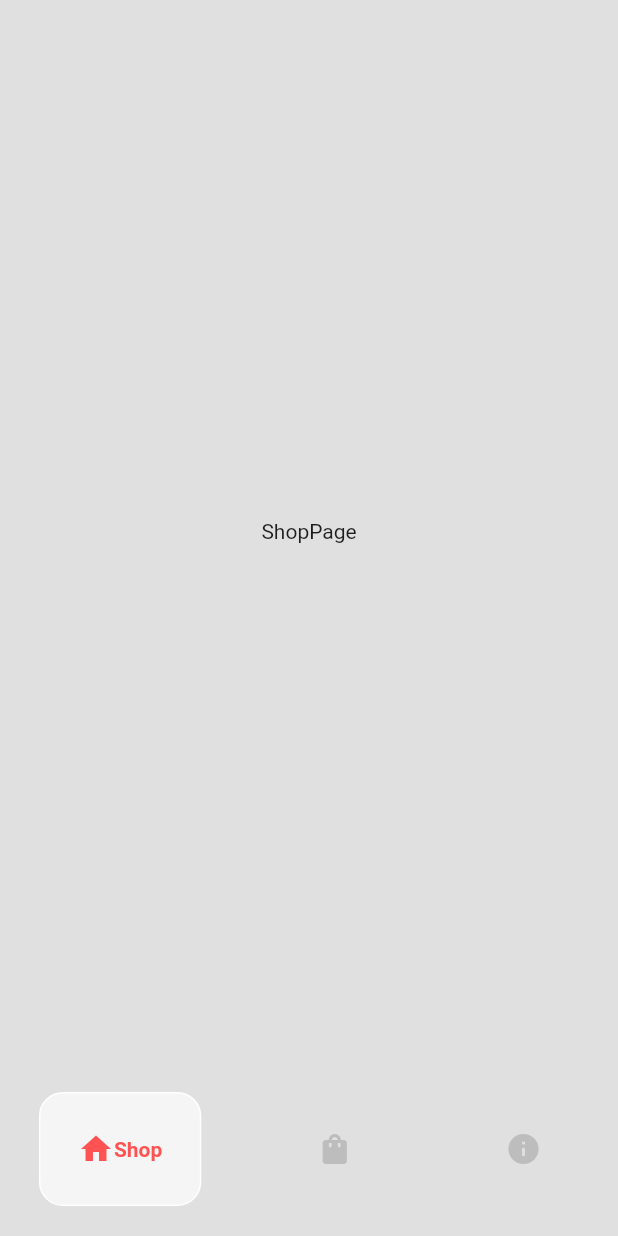
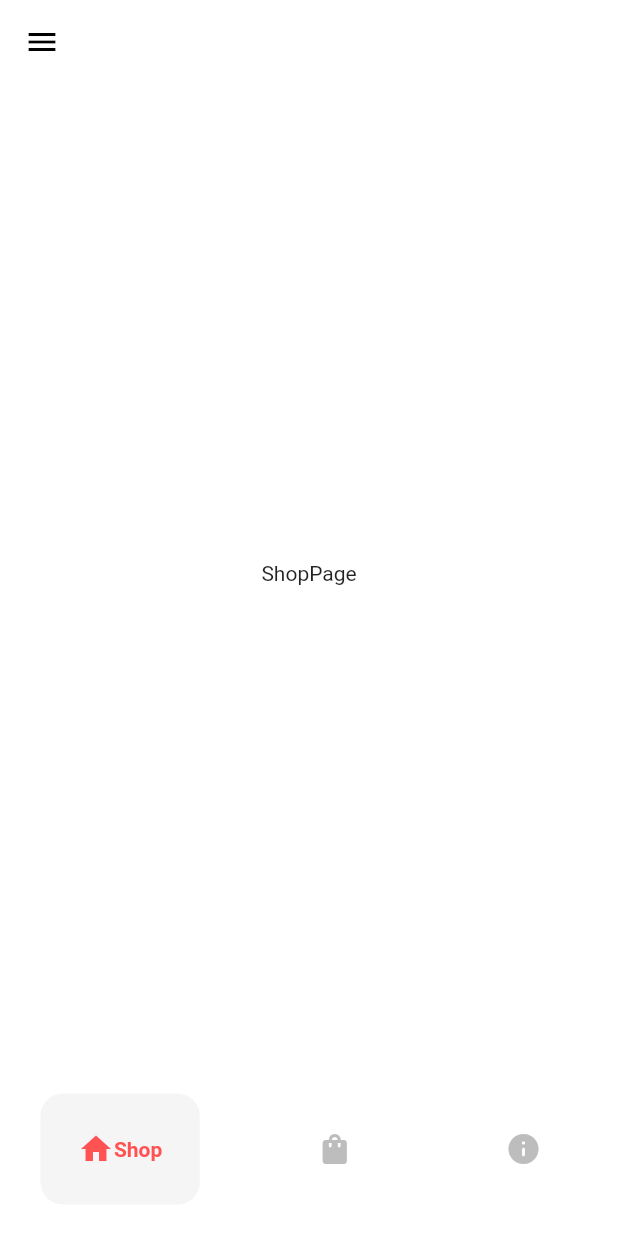
Before and after one commit to thuanphatt/ecommerce-shop, a Flutter app: the screen it shows after launch, after a tap on "Shop Now", on a phone screen of 412 x 824 dp. Run offline on Flutter 3.47's test engine with Material 2 defaults, Android fonts, the phone set to English and light mode, and no system bars; drawn by our look-alikes of google_nav_bar.

Commit message:
build drawer

```diff
--- a/lib/pages/home_page.dart
+++ b/lib/pages/home_page.dart
@@ -1,3 +1,5 @@
+import 'dart:ui';
+
 import 'package:ecommerce_shop/components/bottom_navbar.dart';
 import 'package:flutter/material.dart';
 
@@ -34,9 +36,62 @@ class _HomePageState extends State<HomePage> {
   @override
   Widget build(BuildContext context) {
     return Scaffold(
-      backgroundColor: Colors.grey[300],
+      backgroundColor: Colors.white,
       bottomNavigationBar: MyBottomNavbar(
         onTabChange: (index) => navigateBottomBar(index),
+      ),
+      appBar: AppBar(
+        backgroundColor: Colors.transparent,
+        elevation: 0,
+        leading: Builder(builder: (context) {
+          return IconButton(
+            icon: const Icon(
+              Icons.menu,
+              color: Colors.black,
+            ),
+            onPressed: () {
+              Scaffold.of(context).openDrawer();
+            },
+          );
+        }),
+      ),
+      drawer: Drawer(
+        backgroundColor: Colors.white,
+        child: Column(
+          mainAxisAlignment: MainAxisAlignment.spaceBetween,
+          children: [
+            Column(
+              children: [
+                DrawerHeader(
+                  child: Image.asset(
+                    'assets/images/logo.png',
+                  ),
+                ),
+                const Padding(
+                  padding: EdgeInsets.only(left: 25.0),
+                  child: ListTile(
+                    leading: Icon(color: Colors.black, Icons.home),
+                    title: Text('Home'),
+                  ),
+                ),
+                const Padding(
+                  padding: EdgeInsets.only(left: 25.0),
+                  child: ListTile(
+                    leading: Icon(color: Colors.black, Icons.info),
+                    title: Text('About'),
+                  ),
+                ),
+              ],
+            ),
+            const Padding(
+              padding: EdgeInsets.only(left: 25.0, bottom: 25.0),
+              child: ListTile(
+                leading: Icon(color: Colors.black, Icons.logout),
+                title: Text('Logout'),
+              ),
+            ),
+          ],
+        ),
       ),
       body: _pages[_selectedIndex],
     );
--- a/lib/pages/intro_page.dart
+++ b/lib/pages/intro_page.dart
@@ -7,7 +7,7 @@ class IntroPage extends StatelessWidget {
   @override
   Widget build(BuildContext context) {
     return Scaffold(
-      backgroundColor: Colors.grey[300],
+      backgroundColor: Colors.white,
       body: Center(
         child: Padding(
           padding: const EdgeInsets.symmetric(horizontal: 25.0),
```
